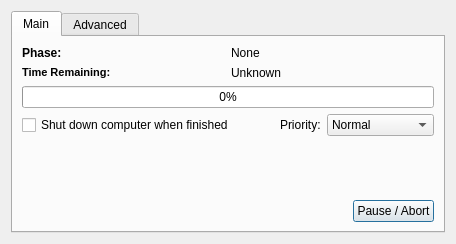
Before: the Qt Designer form avidemux/qt4/ADM_userInterfaces/ADM_dialog/encoding.ui in mean00/avidemux2, drawn with Qt 5.
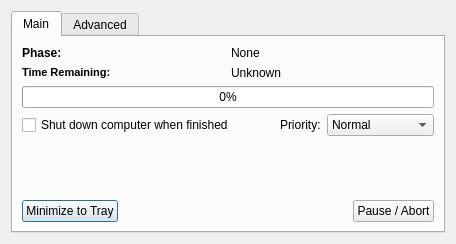
After: the same form once the commit is applied.

Commit message: [UI] Allow minimizing to notification area from encoding dialog, remove preference setting

What changed in the file:
```diff
--- a/avidemux/qt4/ADM_userInterfaces/ADM_dialog/encoding.ui
+++ b/avidemux/qt4/ADM_userInterfaces/ADM_dialog/encoding.ui
@@ -174,6 +174,13 @@
        </item>
        <item row="3" column="0" colspan="2">
         <layout class="QHBoxLayout" name="horizontalLayout_2">
+         <item>
+          <widget class="QPushButton" name="pushButton1">
+           <property name="text">
+            <string>Minimize to Tray</string>
+           </property>
+          </widget>
+         </item>
          <item>
           <spacer>
            <property name="orientation">
```
Left out of the diff: 2 changed lines with no effect on the pictures. The commit also changes 21 other files.
